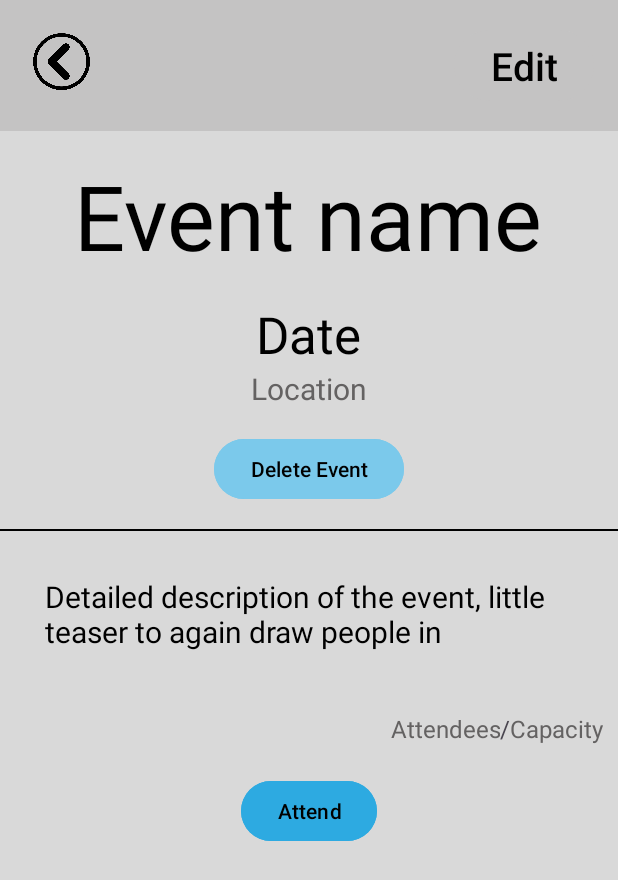
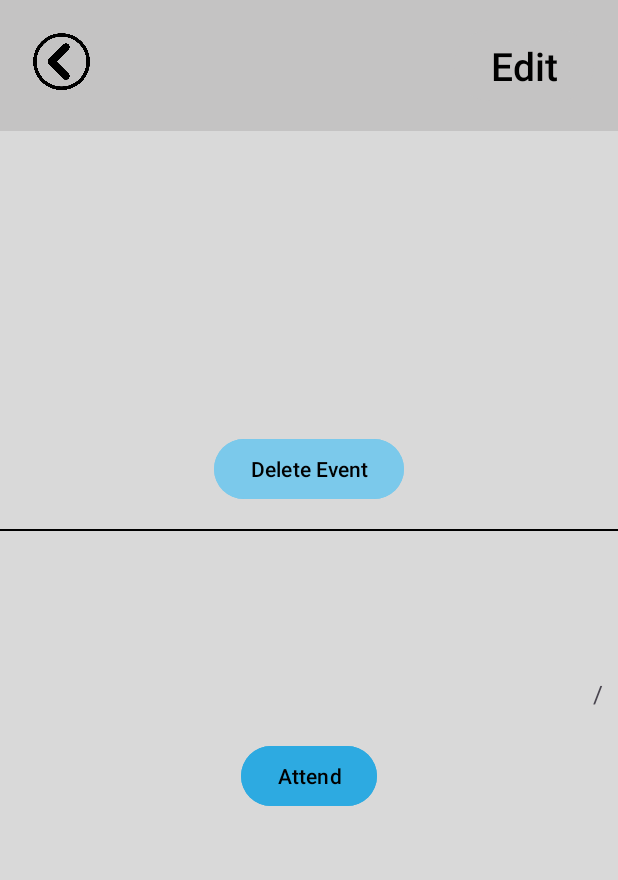
Before and after one commit to Nihaldhara/EsieaBoard, an Android app: the fragment EventPageFragment placed in its activity, on a phone screen of 412 x 824 dp. Shown: the top 880 px of the screen. Run offline under Robolectric (Android 15) with nearby library versions, the light colour scheme and no system bars; our stand-ins replace Room's generated code; 4 statements that could not run were skipped.

Commit message:
Version 1.0.0-dev+014

```diff
--- a/app/src/main/res/layout/admin_row.xml
+++ b/app/src/main/res/layout/admin_row.xml
@@ -13,7 +13,7 @@
                 android:background="#D9D9D9">
 
             <TextView
-                    android:text="Username"
+                    android:text=""
                     android:textColor="@color/black"
                     android:layout_width="wrap_content"
                     android:layout_height="wrap_content"
--- a/app/src/main/res/layout/club_board.xml
+++ b/app/src/main/res/layout/club_board.xml
@@ -28,7 +28,7 @@
 
             <TextView android:layout_width="match_parent" android:layout_height="wrap_content"
                       android:id="@+id/club_name"
-                      android:text="Club name"
+                      android:text=""
                       android:textColor="@color/black"
                       android:gravity="center"/>
 
--- a/app/src/main/res/layout/fragment_club_new.xml
+++ b/app/src/main/res/layout/fragment_club_new.xml
@@ -5,7 +5,8 @@
         xmlns:app="http://schemas.android.com/apk/res-auto"
         android:layout_width="match_parent"
         android:layout_height="match_parent"
-        android:orientation="vertical">
+        android:orientation="vertical"
+        android:background="#D9D9D9">
 
     <RelativeLayout android:layout_width="match_parent" android:layout_height="wrap_content"
                     android:orientation="horizontal"
--- a/app/src/main/res/layout/fragment_club_profile.xml
+++ b/app/src/main/res/layout/fragment_club_profile.xml
@@ -38,14 +38,14 @@
 
     <TextView android:layout_width="wrap_content" android:layout_height="wrap_content"
               android:id="@+id/club_name"
-              android:text="@string/club_name"
+              android:text=""
               android:textColor="@color/black"
               android:textAlignment="center"
               android:textSize="34sp"/>
 
     <TextView android:layout_width="wrap_content" android:layout_height="wrap_content"
               android:id="@+id/club_email_address"
-              android:text="@string/email_address_et_esiea_fr"
+              android:text=""
               android:textColor="#646262"
               android:textSize="20sp"
               android:textAlignment="center"
@@ -81,7 +81,7 @@
 
         <TextView android:layout_width="match_parent" android:layout_height="wrap_content"
                   android:id="@+id/club_description"
-                  android:text="A rather long description about the club, what they do, little bit of sweet talking to draw people in if you know you know"
+                  android:text=""
                   android:textColor="@color/black"
                   android:padding="30dp"
                   android:textAlignment="textStart"/>
--- a/app/src/main/res/layout/fragment_esiea_board.xml
+++ b/app/src/main/res/layout/fragment_esiea_board.xml
@@ -26,7 +26,7 @@
                          android:background="#B6B4B4"/>
 
             <TextView android:layout_width="wrap_content" android:layout_height="20dp"
-                      android:text="Username"
+                      android:text=""
                       android:textColor="@color/black"
                       android:layout_gravity="center_horizontal"
                       android:id="@+id/user_name"/>
--- a/app/src/main/res/layout/fragment_event_page.xml
+++ b/app/src/main/res/layout/fragment_event_page.xml
@@ -34,20 +34,20 @@
 
     <TextView android:layout_width="wrap_content" android:layout_height="wrap_content"
               android:id="@+id/event_name"
-              android:text="@string/event_name"
+              android:text=""
               android:textColor="@color/black"
               android:textSize="60sp"
               android:padding="16dp"/>
 
     <TextView android:layout_width="wrap_content" android:layout_height="wrap_content"
               android:id="@+id/event_date"
-              android:text="@string/event_date"
+              android:text=""
               android:textColor="@color/black"
               android:textSize="34sp"/>
 
     <TextView android:layout_width="wrap_content" android:layout_height="wrap_content"
               android:id="@+id/event_location"
-              android:text="Location"
+              android:text=""
               android:textColor="#646262"
               android:textSize="20sp"/>
 
@@ -65,7 +65,7 @@
 
     <TextView android:layout_width="match_parent" android:layout_height="wrap_content"
               android:id="@+id/event_description"
-              android:text="Detailed description of the event, little teaser to again draw people in"
+              android:text=""
               android:textSize="20sp"
               android:textColor="@color/black"
               android:padding="30dp"/>
@@ -76,7 +76,7 @@
                   android:layout_margin="10dp">
 
         <TextView
-                android:text="Attendees"
+                android:text=""
                 android:textColor="#646262"
                 android:layout_width="wrap_content"
                 android:layout_height="wrap_content"
@@ -94,7 +94,7 @@
                 android:layout_width="wrap_content"
                 android:layout_height="wrap_content"
                 android:textSize="16sp"
-                android:text="Capacity"
+                android:text=""
                 android:textColor="#646262"
                 android:layout_gravity="end"
                 android:id="@+id/event_capacity"/>
--- a/app/src/main/res/layout/fragment_user_profile.xml
+++ b/app/src/main/res/layout/fragment_user_profile.xml
@@ -48,13 +48,13 @@
 
     <TextView android:layout_width="wrap_content" android:layout_height="wrap_content"
               android:id="@+id/user_name"
-              android:text="@string/username"
+              android:text=""
               android:textColor="@color/black"
               android:textSize="34sp" android:textAlignment="center"/>
 
     <TextView android:layout_width="wrap_content" android:layout_height="wrap_content"
               android:id="@+id/user_email_address"
-              android:text="@string/email_address_et_esiea_fr"
+              android:text=""
               android:textColor="@color/black"
               android:textSize="20sp"
               android:textAlignment="center"/>
@@ -73,7 +73,7 @@
 
     <TextView android:layout_width="match_parent" android:layout_height="wrap_content"
               android:id="@+id/user_description"
-              android:text="Write something interesting about yourself!"
+              android:text=""
               android:textColor="@color/black"
               android:padding="30dp" android:textAlignment="textStart"/>
 
```
Also changed, not shown: app/src/main/res/layout/event_board.xml (+5 -5 lines), 1 other file.
